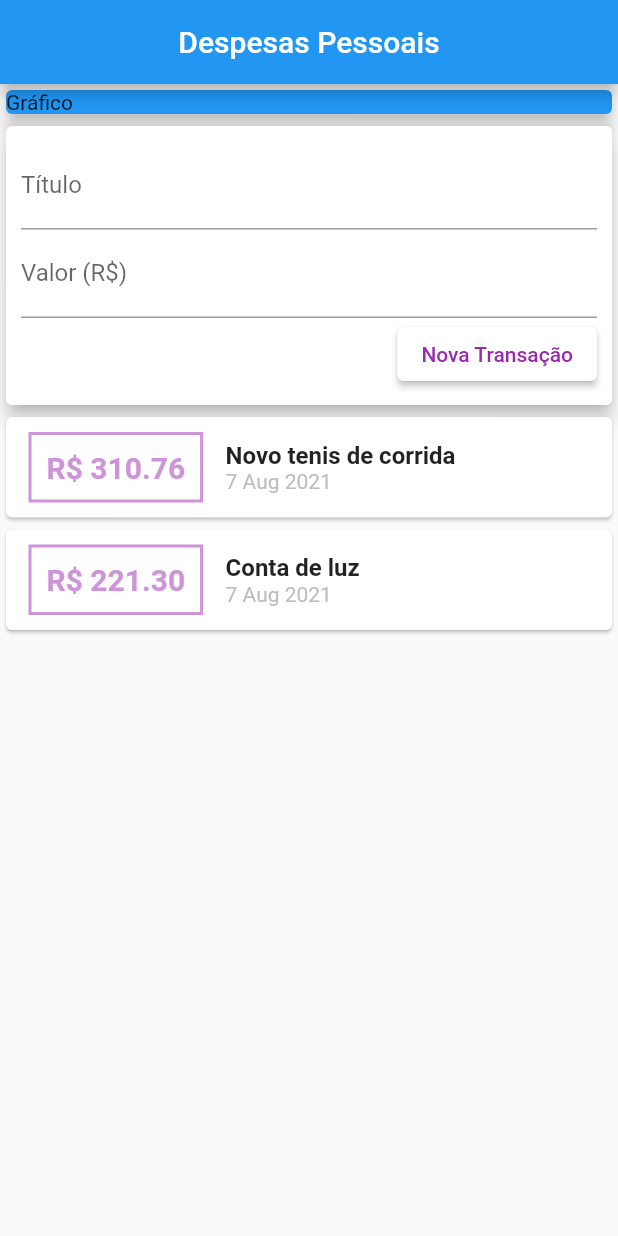
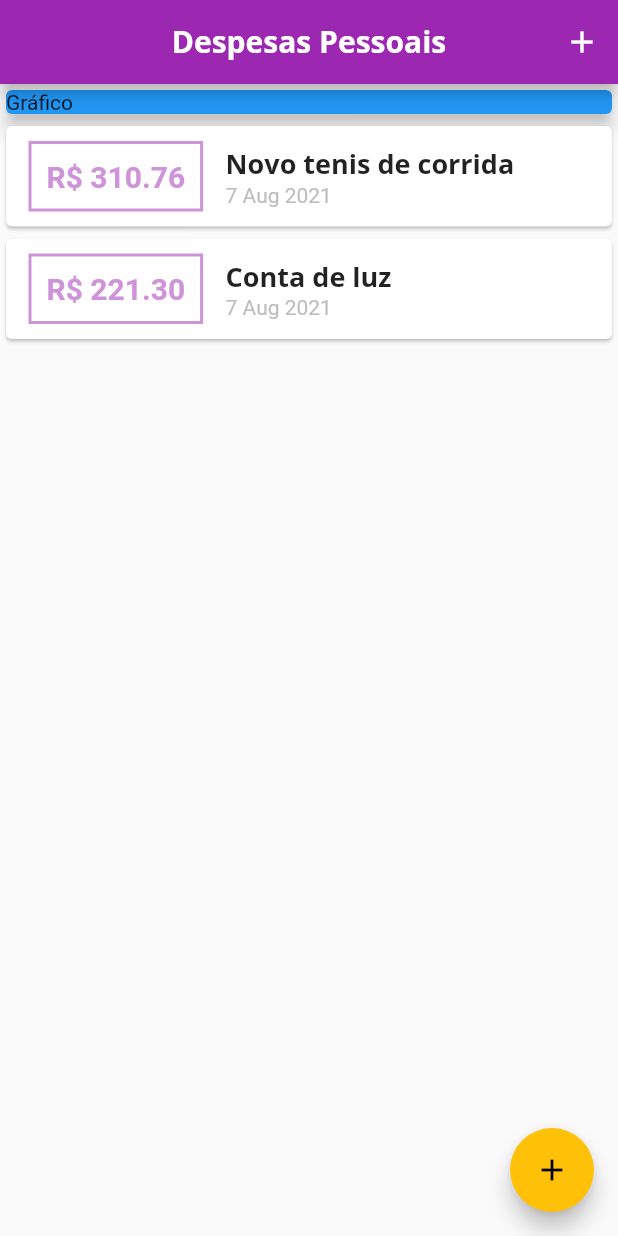
Before and after one commit to GuerreiroLeonardo/personal-expenses-app, a Flutter app: the screen it shows after launch, on a phone screen of 412 x 824 dp. Run offline on Flutter 3.47's test engine with Material 2 defaults, Android fonts, the phone set to English and light mode, and no system bars.

Commit message:
Add fonts

```diff
--- a/expenses/lib/components/transaction_list.dart
+++ b/expenses/lib/components/transaction_list.dart
@@ -11,8 +11,10 @@ class TransactionList extends StatelessWidget {
   Widget build(BuildContext context) {
     return Container(
       height: 500,
-      child: ListView(
-          children: transactions.map((transaction) {
+      child: ListView.builder(
+          itemCount: transactions.length,
+          itemBuilder: (ctx, index) {
+            final transaction = transactions[index];
             return Card(
               child: Row(
                 children: [
@@ -35,13 +37,16 @@ class TransactionList extends StatelessWidget {
                           color: Colors.purple[200]),
                     ),
                   ),
-              Column(crossAxisAlignment: CrossAxisAlignment.start, children: [
+                  Column(
+                      crossAxisAlignment: CrossAxisAlignment.start,
+                      children: [
                         Text(
                           transaction.title,
-                  style: TextStyle(
-                    fontSize: 16,
-                    fontWeight: FontWeight.bold,
-                  ),
+                          style: Theme.of(context).textTheme.headline6,
+                          // style: TextStyle(
+                          //   fontSize: 16,
+                          //   fontWeight: FontWeight.bold,
+                          // ),
                         ),
                         Text(
                           DateFormat('d MMM y').format(transaction.date),
@@ -51,7 +56,7 @@ class TransactionList extends StatelessWidget {
                 ],
               ),
             );
-      }).toList()),
+          }),
     );
   }
 }
--- a/expenses/lib/components/transaction_user.dart
+++ /dev/null
@@ -1,49 +0,0 @@
-import 'dart:math';
-
-import 'package:expenses/models/transaction.dart';
-import 'package:flutter/material.dart';
-import 'transaction_form.dart';
-import 'transaction_list.dart';
-
-class TransactionUser extends StatefulWidget {
-  @override
-  _TransactionUserState createState() => _TransactionUserState();
-}
-
-class _TransactionUserState extends State<TransactionUser> {
-  final _transations = [
-    Transaction(
-      id: 't1',
-      title: 'Novo tenis de corrida',
-      value: 310.76,
-      date: DateTime.now(),
-    ),
-    Transaction(
-      id: 't2',
-      title: 'Conta de luz',
-      value: 221.30,
-      date: DateTime.now(),
-    )
-  ];
-
-  _addTransaction(String title, double value) {
-    final newTransaction = Transaction(
-        id: Random().nextDouble().toString(),
-        title: title,
-        value: value,
-        date: DateTime.now());
-    setState(() {
-      _transations.add(newTransaction);
-    });
-  }
-
-  @override
-  Widget build(BuildContext context) {
-    return Column(
-      children: [
-        TransactionForm(_addTransaction),
-        TransactionList(_transations),
-      ],
-    );
-  }
-}
--- a/expenses/lib/main.dart
+++ b/expenses/lib/main.dart
@@ -1,22 +1,97 @@
+import 'package:expenses/components/transaction_form.dart';
+import 'package:expenses/models/transaction.dart';
 import 'package:flutter/material.dart';
-import 'components/transaction_user.dart';
+import 'dart:math';
+import '/components/transaction_form.dart';
+import '/components/transaction_list.dart';
 
 main() => runApp(ExpensesApp());
 
 class ExpensesApp extends StatelessWidget {
   @override
   Widget build(BuildContext context) {
-    return MaterialApp(home: MyHomePage());
+    return MaterialApp(
+      home: MyHomePage(),
+      theme: ThemeData(
+        primarySwatch: Colors.purple,
+        accentColor: Colors.amber,
+        fontFamily: 'Quicksand',
+        textTheme: ThemeData.light().textTheme.copyWith(
+              headline6: TextStyle(
+                  fontFamily: 'OpenSans',
+                  fontSize: 18,
+                  fontWeight: FontWeight.bold),
+            ),
+        appBarTheme: AppBarTheme(
+          textTheme: ThemeData.light().textTheme.copyWith(
+                headline6: TextStyle(
+                    fontFamily: 'OpenSans',
+                    fontSize: 20,
+                    fontWeight: FontWeight.bold),
+              ),
+        ),
+      ),
+    );
   }
 }
 
-class MyHomePage extends StatelessWidget {
+class MyHomePage extends StatefulWidget {
+  @override
+  _MyHomePageState createState() => _MyHomePageState();
+}
+
+class _MyHomePageState extends State<MyHomePage> {
+  final _transactions = [
+    Transaction(
+      id: 't1',
+      title: 'Novo tenis de corrida',
+      value: 310.76,
+      date: DateTime.now(),
+    ),
+    Transaction(
+      id: 't2',
+      title: 'Conta de luz',
+      value: 221.30,
+      date: DateTime.now(),
+    )
+  ];
+
+  _addTransaction(String title, double value) {
+    final newTransaction = Transaction(
+        id: Random().nextDouble().toString(),
+        title: title,
+        value: value,
+        date: DateTime.now());
+    setState(() {
+      _transactions.add(newTransaction);
+    });
+
+    Navigator.of(context)
+        .pop(); //tira o primeiro elemento da pilha de paginas abertas
+  }
+
+  _openTransactionFormModal(BuildContext context) {
+    showModalBottomSheet(
+        context: context,
+        builder: (_) {
+          return TransactionForm(_addTransaction);
+        });
+  }
+
   @override
   Widget build(BuildContext context) {
     return Scaffold(
       appBar: AppBar(
-        title: Text("Despesas Pessoais"),
+        title: Text(
+          "Despesas Pessoais",
+          // style: TextStyle(fontFamily: 'OpenSans'),
+        ),
         centerTitle: true,
+        actions: [
+          IconButton(
+              onPressed: () => _openTransactionFormModal(context),
+              icon: Icon(Icons.add))
+        ],
       ),
       body: SingleChildScrollView(
         child: Column(
@@ -29,10 +104,15 @@ class MyHomePage extends StatelessWidget {
                 elevation: 5,
               ),
             ),
-            TransactionUser(),
+            TransactionList(_transactions)
           ],
         ),
       ),
+      floatingActionButton: FloatingActionButton(
+        child: Icon(Icons.add),
+        onPressed: () => _openTransactionFormModal(context),
+      ),
+      floatingActionButtonLocation: FloatingActionButtonLocation.endFloat,
     );
   }
 }
```
Also changed, not shown: expenses/lib/components/transaction_form.dart (+24 -11 lines), expenses/pubspec.yaml (+11 -6 lines), expenses/assets/fonts/OpenSans-Bold.ttf (added), expenses/assets/fonts/OpenSans-Regular.ttf (added), expenses/assets/fonts/Quicksand-Bold.ttf (added), expenses/assets/fonts/Quicksand-Light.ttf (added), expenses/assets/fonts/Quicksand-Medium.ttf (added), expenses/assets/fonts/Quicksand-Regular.ttf (added), 1 other file. Lines whose indentation alone changed are shown as unchanged.
